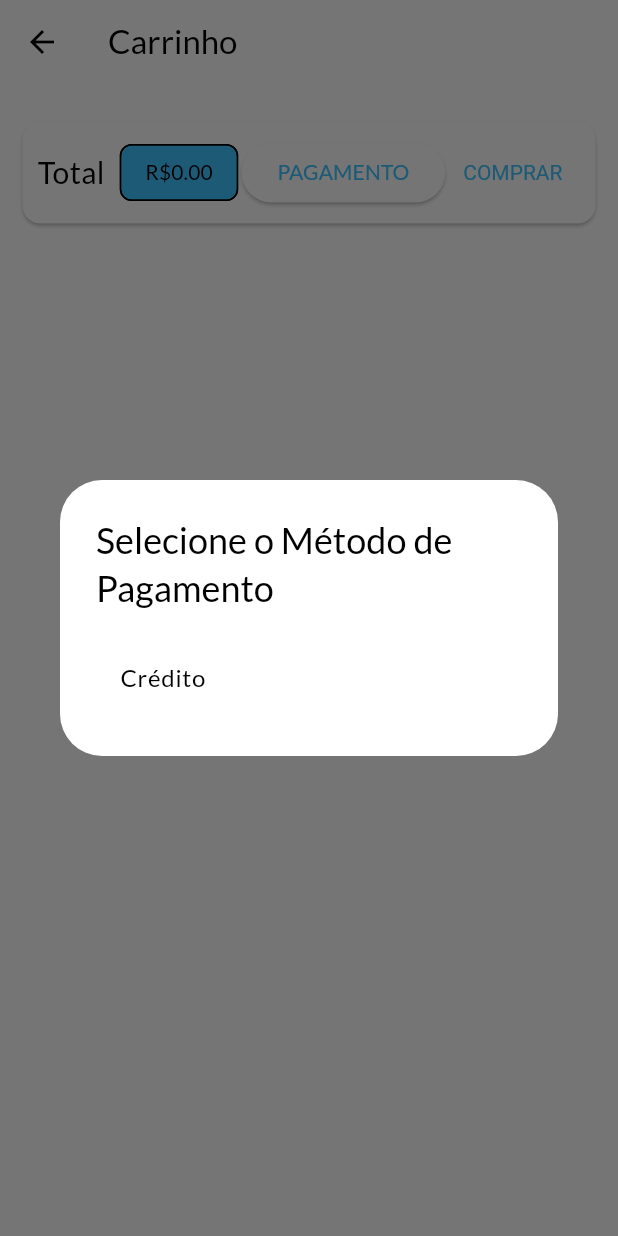
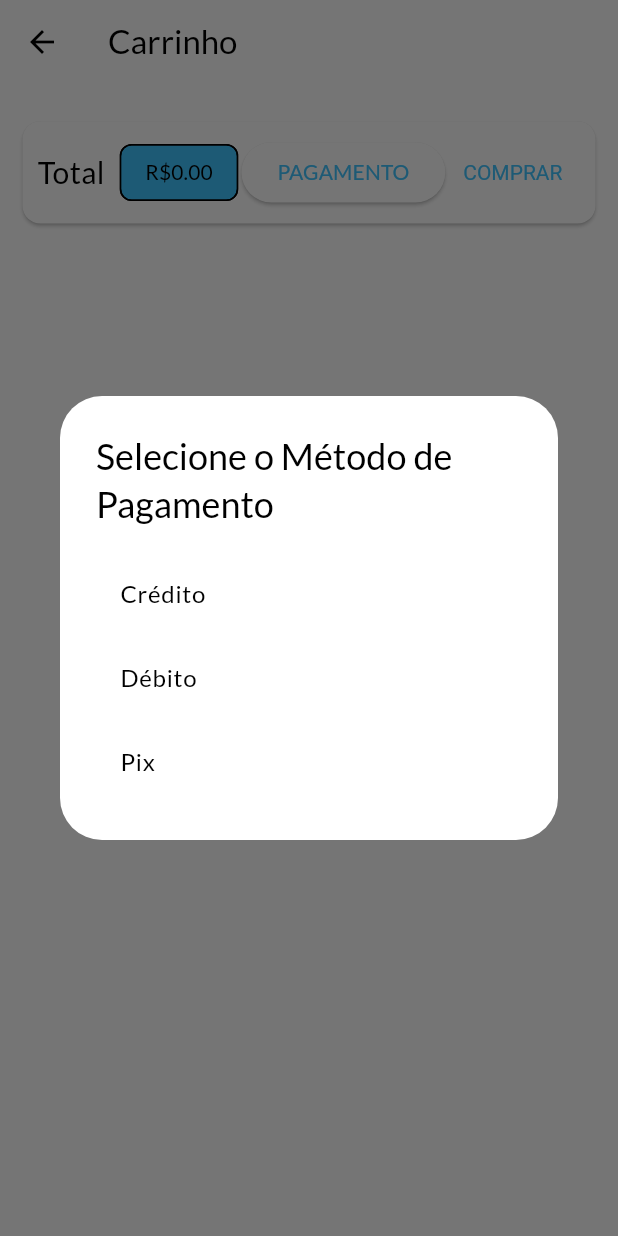
Before and after one commit to viniciusaraujo2405/projetoLoja, a Flutter app: the CartPage screen opened by its route, after a tap on "PAGAMENTO", on a phone screen of 412 x 824 dp. Run offline on Flutter 3.47's test engine with Material 3 defaults, Android fonts, the phone set to English and light mode, and no system bars; network calls fail.

Commit message:
Terminando o metodo _showPayementMethodDialog

```diff
--- a/lib/pages/cart_page.dart
+++ b/lib/pages/cart_page.dart
@@ -29,6 +29,21 @@ class CartPage extends StatelessWidget {
                           _askCreditInstallments(context);
                         },
                       ),
+                      ListTile(
+                        title: Text("Débito"),
+                        onTap: () {
+                          Navigator.of(ctx).pop();
+                          _showSelectedPayment(context, "Débito");
+                      },
+                      ),
+                      ListTile(
+                        title: Text("Pix"),
+                        onTap: () {
+                          Navigator.of(ctx).pop();
+                          _showSelectedPayment(context, "Pix");
+                      },
+                    ),
+
             ],
         ),
       );
```
